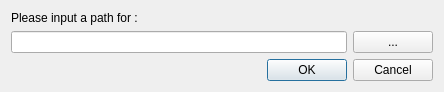
Above: ui/extprogpath.ui from Symbian9/ldforge before the change. Below: the same form after it.
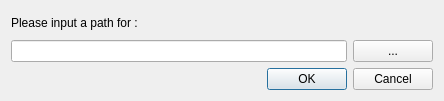
That is the form after the change.

Patch:
```diff
--- a/ui/extprogpath.ui
+++ b/ui/extprogpath.ui
@@ -7,7 +7,7 @@
     <x>0</x>
     <y>0</y>
     <width>444</width>
-    <height>89</height>
+    <height>101</height>
    </rect>
   </property>
   <property name="windowTitle">
```
Left out of the diff: 6 changed lines with no effect on the pictures.
